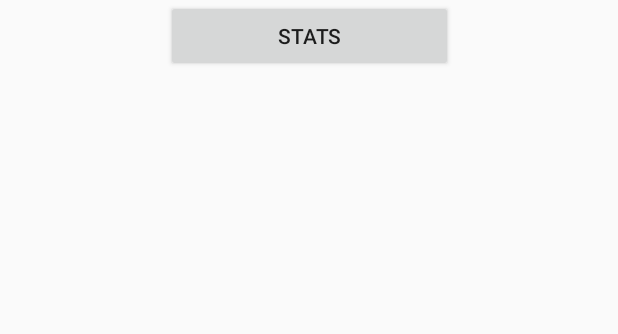
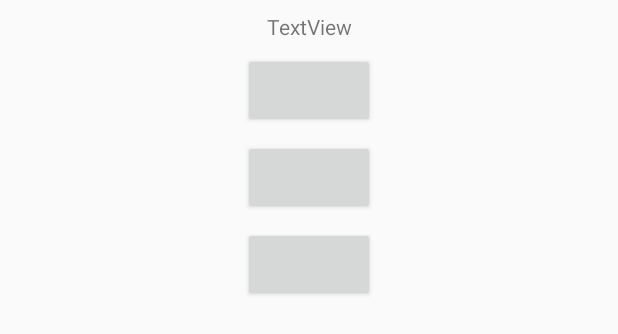
Before and after one commit to tilacyn/Saboteur, an Android app: the layout activity_main.xml on its own in the app's theme, with its tools: preview values and no code run, on a phone screen of 412 x 824 dp. Shown: the top 334 px of the screen. Run offline under Robolectric (Android 15) with nearby library versions, the phone set to English and light mode, and no system bars.

Commit message:
Add files via upload

```diff
--- a/Saboteur/app/src/main/res/layout/activity_game.xml
+++ b/Saboteur/app/src/main/res/layout/activity_game.xml
@@ -65,7 +65,6 @@
         android:id="@+id/dwarf"
         android:layout_width="wrap_content"
         android:layout_height="wrap_content"
-        app:srcCompat="@drawable/dark_side_of_the_moon"
         android:layout_marginRight="8dp"
         app:layout_constraintRight_toRightOf="parent"
         app:layout_constraintTop_toTopOf="parent"
--- a/Saboteur/app/src/main/res/layout/activity_main.xml
+++ b/Saboteur/app/src/main/res/layout/activity_main.xml
@@ -1,31 +1,101 @@
 <?xml version="1.0" encoding="utf-8"?>
+
+
 <android.support.constraint.ConstraintLayout xmlns:android="http://schemas.android.com/apk/res/android"
     xmlns:app="http://schemas.android.com/apk/res-auto"
     xmlns:tools="http://schemas.android.com/tools"
+    android:id="@+id/activity_main"
     android:layout_width="match_parent"
     android:layout_height="match_parent"
-    tools:context="ru.tilacyn.saboteur.MainActivity">
+    tools:context="ru.tilacyn.saboteur.GameActivity">
+
+
+
+    <TextView
+        android:id="@+id/Saboteur"
+        android:layout_width="wrap_content"
+        android:layout_height="wrap_content"
+        android:text="TextView"
+        android:layout_marginTop="8dp"
+        app:layout_constraintTop_toTopOf="parent"
+        app:layout_constraintLeft_toLeftOf="parent"
+        app:layout_constraintRight_toRightOf="parent"
+        app:layout_constraintHorizontal_bias="0.5" />
+
 
 
     <Button
-        android:id="@+id/statsButton"
-        android:layout_width="191dp"
-        android:layout_height="48dp"
+        android:layout_width="wrap_content"
+        android:layout_height="50dp"
+        android:id="@+id/play"
+        app:layout_constraintTop_toBottomOf="@+id/Saboteur"
+        app:layout_constraintLeft_toLeftOf="parent"
+        app:layout_constraintRight_toRightOf="parent"
+        android:layout_marginTop="8dp"
+        app:layout_constraintHorizontal_bias="0.5">
+    </Button>
+
+
+    <Button
+        android:layout_width="wrap_content"
+        android:layout_height="50dp"
+        android:id="@+id/help"
+        app:layout_constraintTop_toBottomOf="@+id/play"
+        app:layout_constraintLeft_toLeftOf="parent"
+        app:layout_constraintRight_toRightOf="parent"
+        android:layout_marginTop="8dp"
+        app:layout_constraintHorizontal_bias="0.5">
+    </Button>
+
+
+    <Button
+        android:layout_width="wrap_content"
+        android:layout_height="50dp"
+        android:id="@+id/settings"
+        app:layout_constraintTop_toBottomOf="@+id/help"
+        app:layout_constraintLeft_toLeftOf="parent"
+        app:layout_constraintRight_toRightOf="parent"
+        android:layout_marginTop="8dp"
+        app:layout_constraintHorizontal_bias="0.5">
+   </Button>
+
+
+    <HorizontalScrollView
+        android:layout_width="match_parent"
+        android:layout_height="50dp"
+        android:id="@+id/playerCountScrollView"
+        app:layout_constraintTop_toBottomOf="@+id/settings"
+        app:layout_constraintLeft_toLeftOf="parent"
+        app:layout_constraintRight_toRightOf="parent"
         android:layout_marginLeft="8dp"
         android:layout_marginRight="8dp"
-        android:layout_marginTop="21dp"
-        android:text="Stats"
-        app:layout_constraintHorizontal_bias="0.502"
+        android:layout_marginTop="8dp">
+
+        <TableLayout
+            android:id="@+id/playerCountTable"
+            android:layout_width="wrap_content"
+            android:layout_height="wrap_content"
+            >
+
+
+        </TableLayout>
+
+    </HorizontalScrollView>
+
+    <TextView
+        android:id="@+id/lyrics"
+        android:layout_width="match_parent"
+        android:layout_height="match_parent"
+        app:layout_constraintRight_toRightOf="parent"
+        app:layout_constraintTop_toTopOf="parent"
         app:layout_constraintLeft_toLeftOf="parent"
-        app:layout_constraintRight_toRightOf="parent" />
+        app:layout_constraintBottom_toBottomOf="parent"
+        android:layout_marginBottom="8dp"
+        android:layout_marginTop="320dp" />
 
-    <Button
-        android:id="@+id/play"
-        android:layout_width="wrap_content"
-        android:layout_height="wrap_content"
-        android:text="PLAY"
-        app:layout_constraintBottom_toTopOf="parent"
-        tools:layout_editor_absoluteX="0dp" />
+
+
+
 
 
 
```
